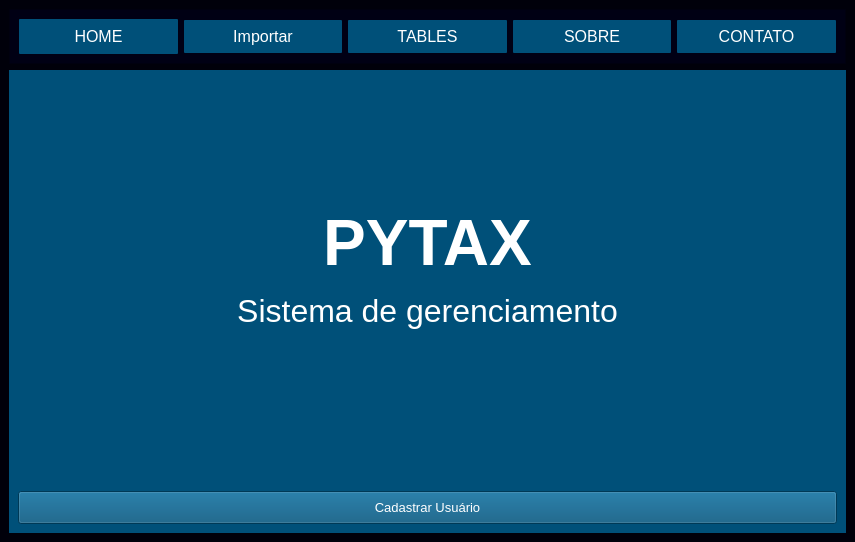
The window that ui_main.ui (ManelFer/Sistema) describes before a commit, drawn with Qt 5.
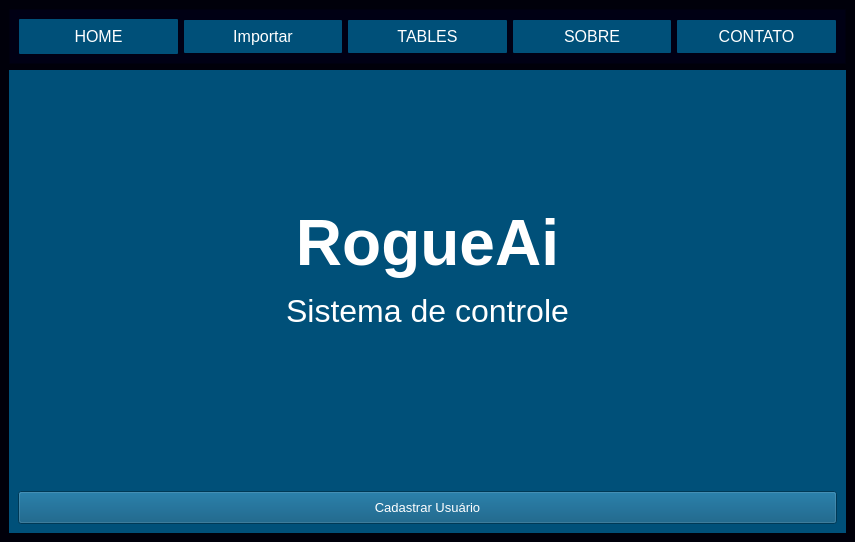
The same window after the commit. The open tabs and pages were chosen to show the change. Icons and pictures are not drawn.

Patch:
```diff
--- a/ui_main.ui
+++ b/ui_main.ui
@@ -596,7 +596,7 @@
 </string>
           </property>
           <property name="text">
-           <string>&lt;html&gt;&lt;head/&gt;&lt;body&gt;&lt;p align=&quot;center&quot;&gt;&lt;span style=&quot; font-size:48pt; font-weight:600; color:#ffffff;&quot;&gt;PYTAX&lt;/span&gt;&lt;/p&gt;&lt;p align=&quot;center&quot;&gt;&lt;span style=&quot; font-size:24pt; color:#ffffff;&quot;&gt;Sistema de gerenciamento&lt;/span&gt;&lt;/p&gt;&lt;p align=&quot;center&quot;&gt;&lt;span style=&quot; font-size:24pt; color:#ffffff;&quot;&gt;&lt;img src=&quot;_imgs/logo.png&quot;/&gt;&lt;/span&gt;&lt;/p&gt;&lt;/body&gt;&lt;/html&gt;</string>
+           <string>&lt;html&gt;&lt;head/&gt;&lt;body&gt;&lt;p align=&quot;center&quot;&gt;&lt;span style=&quot; font-size:48pt; font-weight:600; color:#ffffff;&quot;&gt;RogueAi&lt;/span&gt;&lt;/p&gt;&lt;p align=&quot;center&quot;&gt;&lt;span style=&quot; font-size:24pt; color:#ffffff;&quot;&gt;Sistema de controle&lt;/span&gt;&lt;/p&gt;&lt;p align=&quot;center&quot;&gt;&lt;img src=&quot;_imgs/logo.png&quot;/&gt;&lt;/p&gt;&lt;/body&gt;&lt;/html&gt;</string>
           </property>
          </widget>
         </item>
```
Left out of the diff: 2 changed lines with no effect on the pictures.
